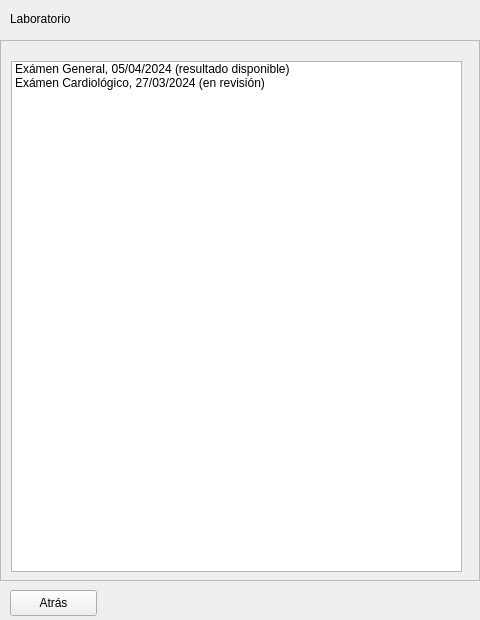
Qt form src/firewalls-ui-prototype/patientlabmenu.ui (andressero/firewalls) before a commit.
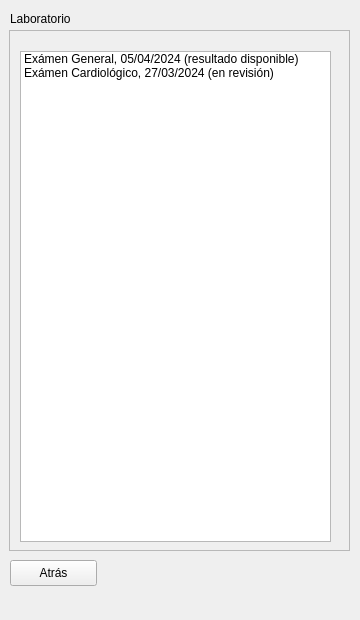
The same form after that commit.

Commit message: Rearrage layout for proper display in android emulator

```diff
--- a/src/firewalls-ui-prototype/patientlabmenu.ui
+++ b/src/firewalls-ui-prototype/patientlabmenu.ui
@@ -6,13 +6,13 @@
    <rect>
     <x>0</x>
     <y>0</y>
-    <width>480</width>
+    <width>360</width>
     <height>620</height>
    </rect>
   </property>
   <property name="minimumSize">
    <size>
-    <width>480</width>
+    <width>360</width>
     <height>620</height>
    </size>
   </property>
@@ -31,10 +31,10 @@
   <widget class="QScrollArea" name="scrollArea">
    <property name="geometry">
     <rect>
-     <x>0</x>
-     <y>40</y>
-     <width>480</width>
-     <height>541</height>
+     <x>9</x>
+     <y>30</y>
+     <width>341</width>
+     <height>521</height>
     </rect>
    </property>
    <property name="widgetResizable">
@@ -45,8 +45,8 @@
      <rect>
       <x>0</x>
       <y>0</y>
-      <width>478</width>
-      <height>539</height>
+      <width>339</width>
+      <height>519</height>
      </rect>
     </property>
     <widget class="QListWidget" name="listWidget">
@@ -54,8 +54,8 @@
       <rect>
        <x>10</x>
        <y>20</y>
-       <width>451</width>
-       <height>511</height>
+       <width>311</width>
+       <height>491</height>
       </rect>
      </property>
      <item>
@@ -88,7 +88,7 @@
    <property name="geometry">
     <rect>
      <x>10</x>
-     <y>590</y>
+     <y>560</y>
      <width>87</width>
      <height>26</height>
     </rect>
```
The commit also changes 5 other files.
